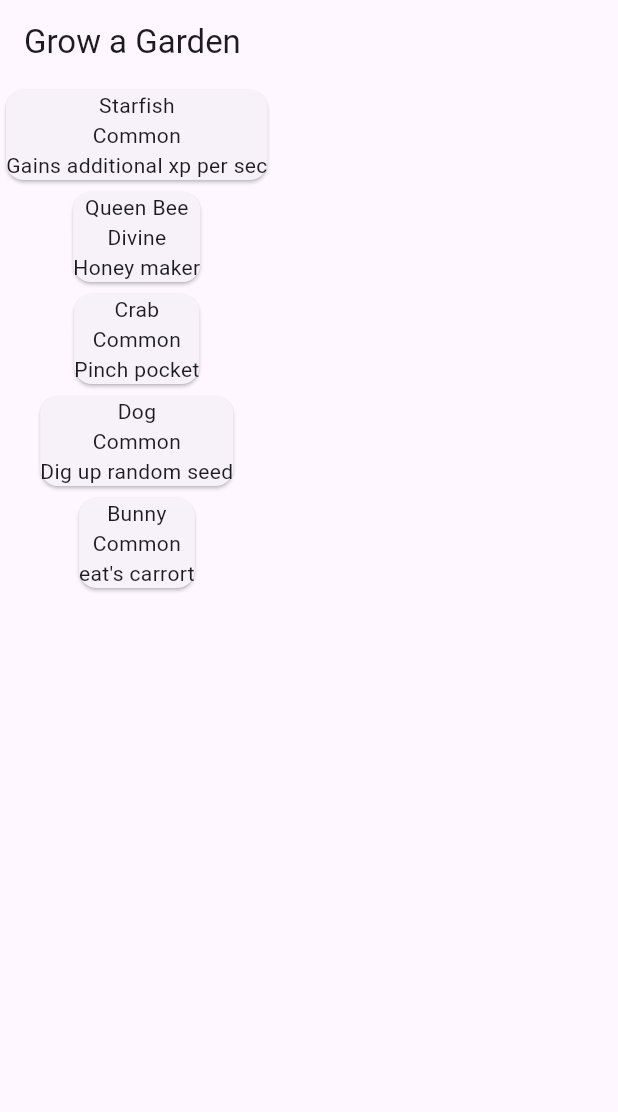
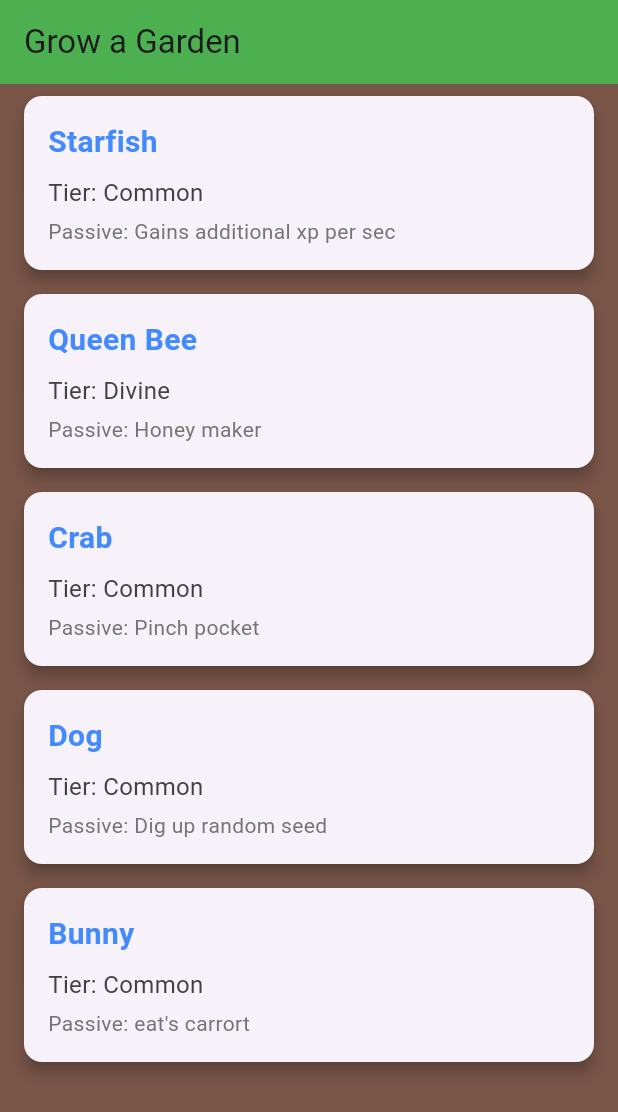
Before and after one commit to Margiecutie/Margie-Rafisura, a Flutter app: the screen it shows after launch, on a phone screen of 412 x 824 dp. Shown: the top 1112 px of the screen. Run offline on Flutter 3.47's test engine with Material 3 defaults, Android fonts, the phone set to English and light mode, and no system bars.

Commit message:
dynamic ui1

```diff
--- a/lib/pages/itemCard.dart
+++ b/lib/pages/itemCard.dart
@@ -1,7 +1,4 @@
-import 'package:flutter/cupertino.dart';
 import 'package:flutter/material.dart';
-import 'package:gigies/pages/listitems.dart';
-
 import 'pet.dart';
 
 class Itemcard extends StatelessWidget {
@@ -9,18 +6,55 @@ class Itemcard extends StatelessWidget {
 
   const Itemcard({
     super.key,
-    required this.pets
+    required this.pets,
   });
 
   @override
   Widget build(BuildContext context) {
     return Card(
-      child: Column(
-        children: [
-          Text(pets.pet),
-          Text(pets.tier),
-          Text(pets.passive),
-        ],
+      elevation: 4,
+      shape: RoundedRectangleBorder(
+        borderRadius: BorderRadius.circular(12),
+      ),
+      margin: const EdgeInsets.symmetric(horizontal: 16, vertical: 8),
+      child: Padding(
+        padding: const EdgeInsets.all(16.0),
+        child: Row(
+          crossAxisAlignment: CrossAxisAlignment.start,
+          children: [
+            Expanded(
+              child: Column(
+                crossAxisAlignment: CrossAxisAlignment.start,
+                children: [
+                  Text(
+                    pets.pet,
+                    style: const TextStyle(
+                      fontSize: 20,
+                      fontWeight: FontWeight.bold,
+                      color: Colors.blueAccent,
+                    ),
+                  ),
+                  const SizedBox(height: 8),
+                  Text(
+                    'Tier: ${pets.tier}',
+                    style: TextStyle(
+                      fontSize: 16,
+                      color: Colors.grey[800],
+                    ),
+                  ),
+                  const SizedBox(height: 4),
+                  Text(
+                    'Passive: ${pets.passive}',
+                    style: TextStyle(
+                      fontSize: 14,
+                      color: Colors.grey[600],
+                    ),
+                  ),
+                ],
+              ),
+            ),
+          ],
+        ),
       ),
     );
   }
--- a/lib/pages/listitems.dart
+++ b/lib/pages/listitems.dart
@@ -23,8 +23,10 @@ class _listItemsState extends State<listItems> {
   @override
   Widget build(BuildContext context) {
     return Scaffold(
+      backgroundColor: Colors.brown,
       appBar: AppBar(
         title: Text('Grow a Garden'),
+        backgroundColor: Colors.green,
       ),
       body: Column(
         children: pets.map((pet){
```
